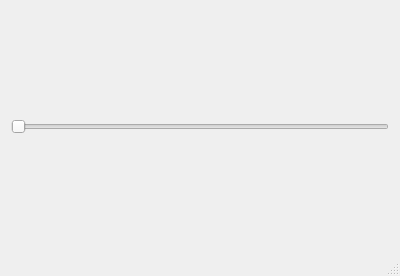
Before: the Qt Designer form parent-gauge/examples/SpeedGauge/mainwindow.ui in waterloop/Comp5-Dashboard, drawn with Qt 5.
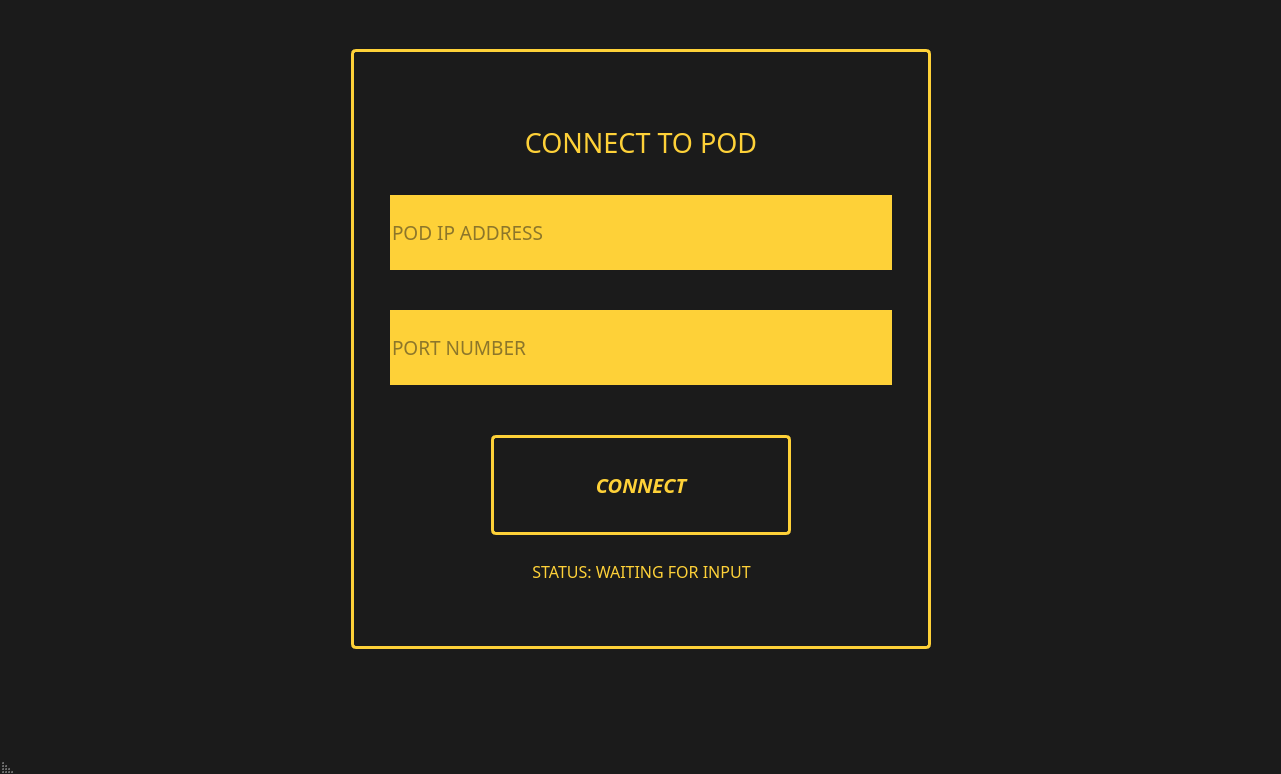
After: the same form once the commit is applied. The open tabs and pages were chosen to show the change. Icons and pictures are not drawn.

The edit to the form file:
```diff
--- a/parent-gauge/examples/SpeedGauge/mainwindow.ui
+++ b/parent-gauge/examples/SpeedGauge/mainwindow.ui
@@ -6,30 +6,613 @@
    <rect>
     <x>0</x>
     <y>0</y>
-    <width>400</width>
-    <height>276</height>
+    <width>1281</width>
+    <height>774</height>
    </rect>
   </property>
+  <property name="sizePolicy">
+   <sizepolicy hsizetype="Maximum" vsizetype="Maximum">
+    <horstretch>0</horstretch>
+    <verstretch>0</verstretch>
+   </sizepolicy>
+  </property>
   <property name="windowTitle">
    <string>MainWindow</string>
   </property>
   <property name="autoFillBackground">
    <bool>false</bool>
   </property>
+  <property name="styleSheet">
+   <string notr="true">QMainWindow{
+background-color : #1b1b1b
+
+}</string>
+  </property>
+  <property name="tabShape">
+   <enum>QTabWidget::Rounded</enum>
+  </property>
   <widget class="QWidget" name="centralWidget">
-   <layout class="QGridLayout" name="gridLayout">
-    <item row="1" column="0">
-     <layout class="QGridLayout" name="grid">
-      <property name="sizeConstraint">
-       <enum>QLayout::SetNoConstraint</enum>
+   <property name="sizePolicy">
+    <sizepolicy hsizetype="Maximum" vsizetype="Maximum">
+     <horstretch>0</horstretch>
+     <verstretch>0</verstretch>
+    </sizepolicy>
+   </property>
+   <property name="autoFillBackground">
+    <bool>false</bool>
+   </property>
+   <property name="styleSheet">
+    <string notr="true">background-color : #1b1b1b;
+</string>
+   </property>
+   <layout class="QGridLayout" name="gridLayout_6">
+    <item row="0" column="0">
+     <widget class="QStackedWidget" name="stackedWidget">
+      <property name="font">
+       <font>
+        <family>Proxima Nova Alt Rg</family>
+       </font>
       </property>
-     </layout>
-    </item>
-    <item row="2" column="0">
-     <widget class="QSlider" name="horizontalSlider">
-      <property name="orientation">
-       <enum>Qt::Horizontal</enum>
+      <property name="styleSheet">
+       <string notr="true"/>
       </property>
+      <property name="currentIndex">
+       <number>0</number>
+      </property>
+      <widget class="QWidget" name="page1">
+       <layout class="QGridLayout" name="load_page_layout">
+        <item row="0" column="0">
+         <widget class="QWidget" name="load_page" native="true">
+          <property name="styleSheet">
+           <string notr="true"/>
+          </property>
+         </widget>
+        </item>
+       </layout>
+      </widget>
+      <widget class="QWidget" name="page2">
+       <layout class="QGridLayout" name="gridLayout_2" rowstretch="0">
+        <property name="leftMargin">
+         <number>6</number>
+        </property>
+        <property name="spacing">
+         <number>4</number>
+        </property>
+        <item row="0" column="0">
+         <widget class="QWidget" name="initializer" native="true">
+          <layout class="QGridLayout" name="gridLayout_4" rowstretch="0,0,0">
+           <property name="verticalSpacing">
+            <number>70</number>
+           </property>
+           <item row="0" column="0" alignment="Qt::AlignBottom">
+            <widget class="QLabel" name="logo">
+             <property name="sizePolicy">
+              <sizepolicy hsizetype="Fixed" vsizetype="Fixed">
+               <horstretch>0</horstretch>
+               <verstretch>4</verstretch>
+              </sizepolicy>
+             </property>
+             <property name="text">
+              <string/>
+             </property>
+             <property name="pixmap">
+              <pixmap resource="resources/resources.qrc">:/images/wloop_full_med.png</pixmap>
+             </property>
+             <property name="scaledContents">
+              <bool>true</bool>
+             </property>
+            </widget>
+           </item>
+           <item row="2" column="0" alignment="Qt::AlignHCenter|Qt::AlignTop">
+            <widget class="QPushButton" name="initialize_button">
+             <property name="enabled">
+              <bool>true</bool>
+             </property>
+             <property name="sizePolicy">
+              <sizepolicy hsizetype="Preferred" vsizetype="Fixed">
+               <horstretch>0</horstretch>
+               <verstretch>4</verstretch>
+              </sizepolicy>
+             </property>
+             <property name="minimumSize">
+              <size>
+               <width>350</width>
+               <height>100</height>
+              </size>
+             </property>
+             <property name="maximumSize">
+              <size>
+               <width>350</width>
+               <height>100</height>
+              </size>
+             </property>
+             <property name="font">
+              <font>
+               <family>Proxima Nova Rg</family>
+               <pointsize>20</pointsize>
+               <italic>true</italic>
+              </font>
+             </property>
+             <property name="styleSheet">
+              <string notr="true">
+
+
+QPushButton#initialize_button {
+    color : #fed138;
+
+background-color : #1b1b1b;
+
+border : 4px solid #fed138;
+border-radius: 5px
+
+ }
+
+QPushButton#initialize_button:hover {
+
+
+background-color : #202020;
+
+ }
+
+QPushButton#initialize_button:pressed {
+
+background-color : #151515;
+
+ }
+
+
+</string>
+             </property>
+             <property name="text">
+              <string>INITIATE</string>
+             </property>
+             <property name="flat">
+              <bool>false</bool>
+             </property>
+            </widget>
+           </item>
+          </layout>
+         </widget>
+        </item>
+       </layout>
+      </widget>
+      <widget class="QWidget" name="page3">
+       <layout class="QGridLayout" name="gridLayout">
+        <item row="0" column="0">
+         <widget class="QWidget" name="central_placeholder" native="true">
+          <property name="styleSheet">
+           <string notr="true"/>
+          </property>
+          <layout class="QHBoxLayout" name="horizontalLayout">
+           <item>
+            <widget class="QWidget" name="placeholder1" native="true"/>
+           </item>
+           <item alignment="Qt::AlignVCenter">
+            <widget class="QFrame" name="buttons">
+             <property name="minimumSize">
+              <size>
+               <width>0</width>
+               <height>600</height>
+              </size>
+             </property>
+             <property name="maximumSize">
+              <size>
+               <width>16777215</width>
+               <height>600</height>
+              </size>
+             </property>
+             <property name="font">
+              <font>
+               <pointsize>16</pointsize>
+              </font>
+             </property>
+             <property name="styleSheet">
+              <string notr="true">
+
+QFrame#buttons {
+   
+border : 3px solid #fed138;
+border-radius : 5px;
+font-size : 16pt;
+
+width: 500px;
+    
+}
+
+QFrame#buttons QLineEdit{
+font-size: 16pt;
+}</string>
+             </property>
+             <property name="frameShape">
+              <enum>QFrame::StyledPanel</enum>
+             </property>
+             <property name="frameShadow">
+              <enum>QFrame::Raised</enum>
+             </property>
+             <layout class="QHBoxLayout" name="horizontalLayout_2">
+              <item alignment="Qt::AlignVCenter">
+               <widget class="QWidget" name="connection" native="true">
+                <property name="minimumSize">
+                 <size>
+                  <width>0</width>
+                  <height>500</height>
+                 </size>
+                </property>
+                <property name="maximumSize">
+                 <size>
+                  <width>16777215</width>
+                  <height>500</height>
+                 </size>
+                </property>
+                <property name="styleSheet">
+                 <string notr="true">QLineEdit{
+
+background-color: #fed138;
+font-family : &quot;Proxima Nova Rg&quot;;
+color : #1b1b1b;
+font-size : 14pt;
+min-width: 500px;
+
+
+
+
+
+}</string>
+                </property>
+                <layout class="QGridLayout" name="gridLayout_3" rowstretch="0,0,0,0,0,0,0,0,0">
+                 <property name="leftMargin">
+                  <number>25</number>
+                 </property>
+                 <property name="rightMargin">
+                  <number>25</number>
+                 </property>
+                 <property name="verticalSpacing">
+                  <number>20</number>
+                 </property>
+                 <item row="1" column="0" rowspan="2" colspan="3" alignment="Qt::AlignVCenter">
+                  <widget class="QLabel" name="title">
+                   <property name="sizePolicy">
+                    <sizepolicy hsizetype="Preferred" vsizetype="Fixed">
+                     <horstretch>0</horstretch>
+                     <verstretch>0</verstretch>
+                    </sizepolicy>
+                   </property>
+                   <property name="font">
+                    <font>
+                     <family>Proxima Nova Alt Rg</family>
+                     <pointsize>20</pointsize>
+                    </font>
+                   </property>
+                   <property name="styleSheet">
+                    <string notr="true">color : #fed138</string>
+                   </property>
+                   <property name="text">
+                    <string>CONNECT TO POD</string>
+                   </property>
+                   <property name="alignment">
+                    <set>Qt::AlignCenter</set>
+                   </property>
+                  </widget>
+                 </item>
+                 <item row="4" column="0">
+                  <spacer name="verticalSpacer_2">
+                   <property name="orientation">
+                    <enum>Qt::Vertical</enum>
+                   </property>
+                   <property name="sizeType">
+                    <enum>QSizePolicy::Fixed</enum>
+                   </property>
+                   <property name="sizeHint" stdset="0">
+                    <size>
+                     <width>20</width>
+                     <height>20</height>
+                    </size>
+                   </property>
+                  </spacer>
+                 </item>
+                 <item row="5" column="0" colspan="3" alignment="Qt::AlignHCenter">
+                  <widget class="QLineEdit" name="port">
+                   <property name="sizePolicy">
+                    <sizepolicy hsizetype="Ignored" vsizetype="Fixed">
+                     <horstretch>0</horstretch>
+                     <verstretch>0</verstretch>
+                    </sizepolicy>
+                   </property>
+                   <property name="minimumSize">
+                    <size>
+                     <width>502</width>
+                     <height>75</height>
+                    </size>
+                   </property>
+                   <property name="maximumSize">
+                    <size>
+                     <width>16777215</width>
+                     <height>16777215</height>
+                    </size>
+                   </property>
+                   <property name="font">
+                    <font>
+                     <family>Proxima Nova Rg</family>
+                     <pointsize>14</pointsize>
+                    </font>
+                   </property>
+                   <property name="styleSheet">
+                    <string notr="true"/>
+                   </property>
+                   <property name="inputMask">
+                    <string/>
+                   </property>
+                   <property name="text">
+                    <string/>
+                   </property>
+                   <property name="frame">
+                    <bool>false</bool>
+                   </property>
+                   <property name="placeholderText">
+                    <string>PORT NUMBER</string>
+                   </property>
+                  </widget>
+                 </item>
+                 <item row="7" column="0" colspan="3" alignment="Qt::AlignHCenter|Qt::AlignBottom">
+                  <widget class="QPushButton" name="connect_button">
+                   <property name="minimumSize">
+                    <size>
+                     <width>300</width>
+                     <height>100</height>
+                    </size>
+                   </property>
+                   <property name="maximumSize">
+                    <size>
+                     <width>300</width>
+                     <height>100</height>
+                    </size>
+                   </property>
+                   <property name="font">
+                    <font>
+                     <family>Proxima Nova Rg</family>
+                     <pointsize>15</pointsize>
+                     <weight>75</weight>
+                     <italic>true</italic>
+                     <bold>true</bold>
+                    </font>
+                   </property>
+                   <property name="styleSheet">
+                    <string notr="true">QPushButton#connect_button {
+    color : #fed138;
+
+background-color : #1b1b1b;
+
+border : 3px solid #fed138;
+
+border-radius : 5px;
+
+font : 	bold italic 
+ }
+
+QPushButton#connect_button:hover {
+
+
+background-color : #202020;
+
+ }
+
+QPushButton#connect_button:pressed {
+
+background-color : #151515;
+
+ }
+
+
+</string>
+                   </property>
+                   <property name="text">
+                    <string>CONNECT</string>
+                   </property>
+                  </widget>
+                 </item>
+                 <item row="3" column="0" colspan="3" alignment="Qt::AlignHCenter">
+                  <widget class="QLineEdit" name="ip_adress">
+                   <property name="sizePolicy">
+                    <sizepolicy hsizetype="Ignored" vsizetype="Fixed">
+                     <horstretch>0</horstretch>
+                     <verstretch>0</verstretch>
+                    </sizepolicy>
+                   </property>
+                   <property name="minimumSize">
+                    <size>
+                     <width>502</width>
+                     <height>75</height>
+                    </size>
+                   </property>
+                   <property name="maximumSize">
+                    <size>
+                     <width>16777215</width>
+                     <height>16777215</height>
+                    </size>
+                   </property>
+                   <property name="font">
+                    <font>
+                     <family>Proxima Nova Rg</family>
+                     <pointsize>14</pointsize>
+                     <weight>50</weight>
+                     <italic>false</italic>
+                     <bold>false</bold>
+                    </font>
+                   </property>
+                   <property name="styleSheet">
+                    <string notr="true"/>
+                   </property>
+                   <property name="text">
+                    <string/>
+                   </property>
+                   <property name="frame">
+                    <bool>false</bool>
+                   </property>
+                   <property name="placeholderText">
+                    <string>POD IP ADDRESS</string>
+                   </property>
+                  </widget>
+                 </item>
+                 <item row="6" column="0">
+                  <spacer name="verticalSpacer">
+                   <property name="orientation">
+                    <enum>Qt::Vertical</enum>
+                   </property>
+                   <property name="sizeType">
+                    <enum>QSizePolicy::Fixed</enum>
+                   </property>
+                   <property name="sizeHint" stdset="0">
+                    <size>
+                     <width>20</width>
+                     <height>30</height>
+                    </size>
+                   </property>
+                  </spacer>
+                 </item>
+                 <item row="8" column="1">
+                  <widget class="QLabel" name="connection_status">
+                   <property name="font">
+                    <font>
+                     <family>Proxima Nova Rg</family>
+                     <pointsize>12</pointsize>
+                    </font>
+                   </property>
+                   <property name="styleSheet">
+                    <string notr="true">QLabel#connection_status{
+color : #fed138;
+font-family : &quot;Proxima Nova Rg&quot;;
+font-size : 12pt;
+
+
+}</string>
+                   </property>
+                   <property name="text">
+                    <string>STATUS: WAITING FOR INPUT</string>
+                   </property>
+                   <property name="alignment">
+                    <set>Qt::AlignCenter</set>
+                   </property>
+                  </widget>
+                 </item>
+                </layout>
+               </widget>
+              </item>
+             </layout>
+            </widget>
+           </item>
+           <item>
+            <widget class="QWidget" name="placeholder2" native="true"/>
+           </item>
+          </layout>
+         </widget>
+        </item>
+       </layout>
+      </widget>
+      <widget class="QWidget" name="page4">
+       <property name="styleSheet">
+        <string notr="true">QWidget#page4  QWidget{
+
+background-color : #232323;
+
+}
+
+
+</string>
+       </property>
+       <layout class="QGridLayout" name="main_layout" rowstretch="20,1" columnstretch="4,20">
+        <property name="horizontalSpacing">
+         <number>10</number>
+        </property>
+        <property name="verticalSpacing">
+         <number>0</number>
+        </property>
+        <item row="0" column="1">
+         <widget class="QWidget" name="dash" native="true">
+          <property name="sizePolicy">
+           <sizepolicy hsizetype="Preferred" vsizetype="Preferred">
+            <horstretch>0</horstretch>
+            <verstretch>0</verstretch>
+           </sizepolicy>
+          </property>
+          <property name="minimumSize">
+           <size>
+            <width>800</width>
+            <height>0</height>
+           </size>
+          </property>
+          <property name="layoutDirection">
+           <enum>Qt::LeftToRight</enum>
+          </property>
+          <property name="styleSheet">
+           <string notr="true">QWidget#dash &gt; QWidget{
+
+border-top: 3px solid #fed138;
+
+
+}</string>
+          </property>
+          <layout class="QGridLayout" name="gaugeslayout">
+           <property name="spacing">
+            <number>20</number>
+           </property>
+           <item row="0" column="0">
+            <widget class="QWidget" name="battery" native="true">
+             <layout class="QGridLayout" name="battery_layout">
+              <item row="0" column="0">
+               <widget class="QWidget" name="widget" native="true"/>
+              </item>
+             </layout>
+            </widget>
+           </item>
+           <item row="1" column="0">
+            <widget class="QWidget" name="dlim" native="true">
+             <layout class="QGridLayout" name="dlim_layout">
+              <item row="0" column="0">
+               <widget class="QWidget" name="widget_2" native="true"/>
+              </item>
+             </layout>
+            </widget>
+           </item>
+           <item row="0" column="1" rowspan="2">
+            <widget class="QWidget" name="gaugewidget" native="true"/>
+           </item>
+          </layout>
+         </widget>
+        </item>
+        <item row="0" column="0">
+         <widget class="QWidget" name="table" native="true"/>
+        </item>
+        <item row="1" column="0" colspan="2">
+         <widget class="QWidget" name="statusbar" native="true">
+          <property name="styleSheet">
+           <string notr="true">background-color : #1b1b1b</string>
+          </property>
+          <widget class="QSlider" name="horizontalSlider">
+           <property name="geometry">
+            <rect>
+             <x>0</x>
+             <y>0</y>
+             <width>991</width>
+             <height>41</height>
+            </rect>
+           </property>
+           <property name="minimumSize">
+            <size>
+             <width>0</width>
+             <height>25</height>
+            </size>
+           </property>
+           <property name="styleSheet">
+            <string notr="true">background-color : #ffffff</string>
+           </property>
+           <property name="orientation">
+            <enum>Qt::Horizontal</enum>
+           </property>
+          </widget>
+         </widget>
+        </item>
+       </layout>
+      </widget>
      </widget>
     </item>
    </layout>
@@ -44,7 +627,20 @@
     </rect>
    </property>
   </widget>
-  <widget class="QStatusBar" name="statusBar"/>
+  <widget class="QStatusBar" name="statusBar">
+   <property name="layoutDirection">
+    <enum>Qt::RightToLeft</enum>
+   </property>
+   <property name="styleSheet">
+    <string notr="true">QStatusBar{
+
+background-color : #1b1b1b;
+min-height : 75px;
+
+
+}</string>
+   </property>
+  </widget>
  </widget>
  <layoutdefault spacing="6" margin="11"/>
  <resources/>
```
Left out of the diff: 44 changed lines with no effect on the pictures.
